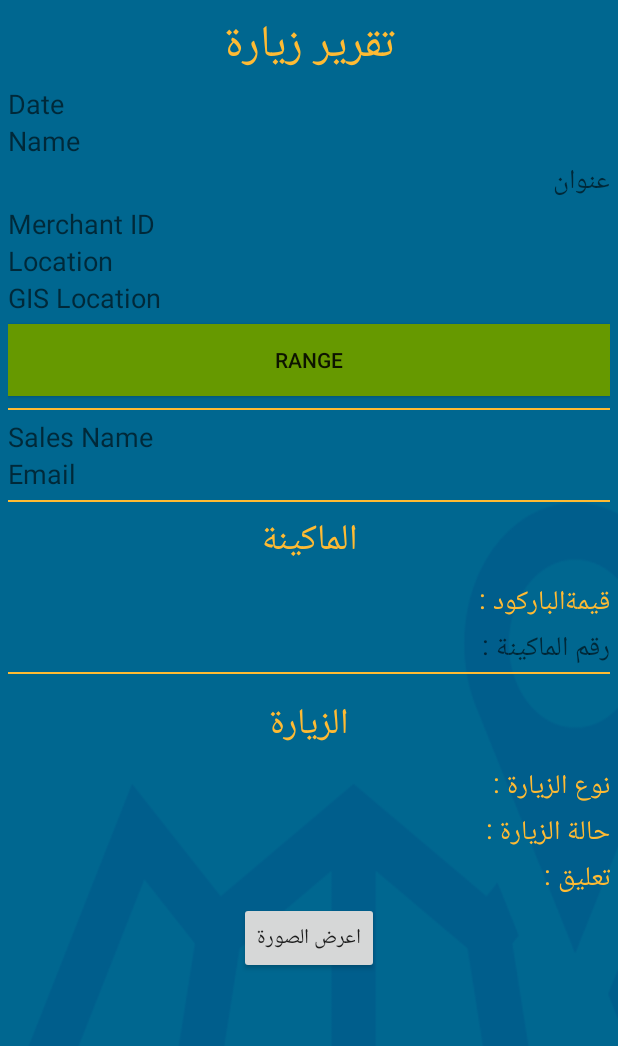
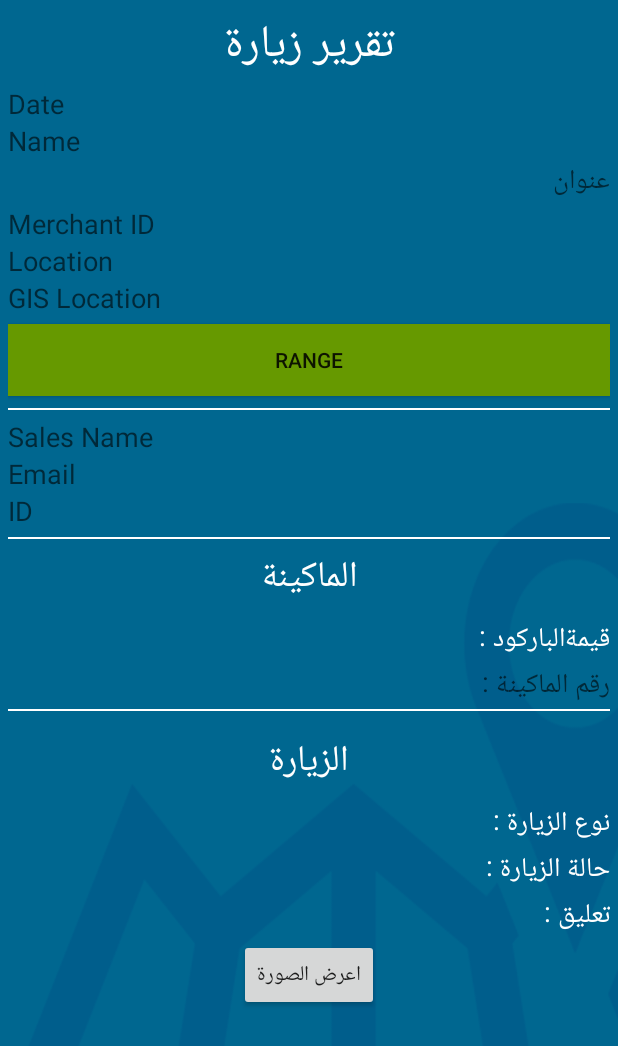
Before and after one commit to ahmedelkashef/fawryfinal, an Android app: the layout view_report.xml on its own in the app's theme, with its tools: preview values and no code run, on a phone screen of 412 x 824 dp. Shown: the top 1046 px of the screen. Run offline under Robolectric (Android 15) with nearby library versions, the phone set to English and light mode, and no system bars.

```diff
--- a/app/src/main/java/com/example/cloudypedia/fawrysurveillanceapp/Activites/SignInActivity.java
+++ b/app/src/main/java/com/example/cloudypedia/fawrysurveillanceapp/Activites/SignInActivity.java
@@ -62,13 +62,12 @@ public class SignInActivity extends AppCompatActivity implements
         findViewById(R.id.sign_out_button).setOnClickListener(this);
         findViewById(R.id.go_to_MainActivity).setOnClickListener(this);
 
-        if(Utility.getPreferredEmail(this) != null &&isreturnfromhome==false)
+        if(Utility.getPreferredEmail(this) != null && isreturnfromhome == false)
         {
             goToMainActivity();
         }
         if(isreturnfromhome){
             updateUI(true);
-
         }
 
         // [START configure_signin]
@@ -139,7 +138,7 @@ public class SignInActivity extends AppCompatActivity implements
             if(acct.getEmail().toLowerCase().contains("@fawry-retail.com"))
             {
                 Utility.setPreferredEmail(SignInActivity.this, acct.getEmail());
-                Utility.setPreferredId(SignInActivity.this, acct.getId());
+               //Utility.setPreferredId(SignInActivity.this, acct.getId());
                 Utility.setPreferredName(SignInActivity.this, acct.getDisplayName());
                 Utility.setPreferredIdToken(SignInActivity.this, acct.getIdToken());
             }
--- a/app/src/main/java/com/example/cloudypedia/fawrysurveillanceapp/Activites/ViewReportActivity.java
+++ b/app/src/main/java/com/example/cloudypedia/fawrysurveillanceapp/Activites/ViewReportActivity.java
@@ -54,8 +54,8 @@ public class ViewReportActivity extends AppCompatActivity {
         merchantId = (TextView) findViewById(R.id.MerchantID_txt);
         merchantId.setText("الباركود : " + report.getTerminalSerial());
 
-      /*  salesId = (TextView) findViewById(R.id.salesId_txt);
-        salesId.setText("رقم المندوب : " + report.getSalesID());*/
+        salesId = (TextView) findViewById(R.id.salesId_txt);
+        salesId.setText("رقم المندوب : " + report.getSalesID());
 
         salesName = (TextView) findViewById(R.id.salesName_txt);
         salesName.setText("اسم المندوب : " + report.getSalesName());
--- a/app/src/main/java/com/example/cloudypedia/fawrysurveillanceapp/Activites/VistsActivity.java
+++ b/app/src/main/java/com/example/cloudypedia/fawrysurveillanceapp/Activites/VistsActivity.java
@@ -250,7 +250,7 @@ public class VistsActivity extends AppCompatActivity {
                 if (!jsonObject.get("indexedCustomFields").equals(null)) {
                     JSONObject indexedCustomFields = (JSONObject) jsonObject.get("indexedCustomFields");
                     r.setBarcode(indexedCustomFields.get("barcode").toString());
-                  //  r.setSalesID(indexedCustomFields.get("salesId").toString());
+                   r.setSalesID(indexedCustomFields.get("salesId").toString());
                     r.setRange(indexedCustomFields.get("range").toString());
                     r.setSalesName(indexedCustomFields.get("salesName").toString());
                     r.setIncidentType(indexedCustomFields.get("incidentType").toString());
--- a/app/src/main/res/layout/actionbar.xml
+++ b/app/src/main/res/layout/actionbar.xml
@@ -11,7 +11,9 @@
         android:layout_width="fill_parent"
         android:layout_height="wrap_content"
         android:weightSum="6"
-        >
+        android:layout_alignParentTop="true"
+        android:layout_alignParentLeft="true"
+        android:layout_alignParentStart="true">
 
 
         <ImageView
@@ -36,7 +38,7 @@
                 android:scaleType="fitCenter"
                 android:layout_gravity="end"
                 android:id="@+id/homeButton"
-                android:background="@color/background_color"
+                android:background="@android:color/transparent"
 
                />
         </LinearLayout>
--- a/app/src/main/res/layout/view_report.xml
+++ b/app/src/main/res/layout/view_report.xml
@@ -24,7 +24,7 @@
                 android:textSize="30sp"
                 android:textAlignment="center"
                 android:fontFamily="sans-serif"
-                android:textColor="@android:color/holo_orange_light"
+                android:textColor="@color/text_color"
              />
             <LinearLayout
                 android:layout_width="match_parent"
@@ -39,7 +39,7 @@
                     android:fontFamily="sans-serif"
                     android:textSize="18sp"
                     android:layout_weight="0.05"
-                    android:textColor="@android:color/holo_orange_light"/>
+                    android:textColor="@color/text_color" />
                 <TextView
                     android:layout_width="match_parent"
                     android:layout_height="wrap_content"
@@ -48,7 +48,7 @@
                     android:fontFamily="sans-serif"
                     android:textSize="18sp"
                     android:layout_weight="0.05"
-                    android:textColor="@android:color/holo_orange_light"/>
+                    android:textColor="@color/text_color" />
 
 
                 <TextView
@@ -59,7 +59,7 @@
                     android:fontFamily="sans-serif"
                     android:textSize="18sp"
                     android:layout_weight="0.05"
-                    android:textColor="@android:color/holo_orange_light"/>
+                    android:textColor="@color/text_color" />
                 <TextView
                     android:layout_width="match_parent"
                     android:layout_height="wrap_content"
@@ -68,7 +68,7 @@
                     android:fontFamily="sans-serif"
                     android:textSize="18sp"
                     android:layout_weight="0.05"
-                    android:textColor="@android:color/holo_orange_light"/>
+                    android:textColor="@color/text_color" />
 
                 <TextView
                     android:layout_width="match_parent"
@@ -78,7 +78,7 @@
                     android:fontFamily="sans-serif"
                     android:textSize="18sp"
                     android:layout_weight="0.05"
-                    android:textColor="@android:color/holo_orange_light"/>
+                    android:textColor="@color/text_color" />
 
 
                 <TextView
@@ -89,7 +89,7 @@
                     android:fontFamily="sans-serif"
                     android:textSize="18sp"
                     android:layout_weight="0.05"
-                    android:textColor="@android:color/holo_orange_light"
+                    android:textColor="@color/text_color"
                     android:clickable="false"/>
             </LinearLayout>
             <Button
@@ -103,7 +103,7 @@
                 android:layout_width="match_parent"
                 android:layout_height="1dp"
                 android:layout_marginTop="8dp"
-                android:background="@android:color/holo_orange_light" />
+                android:background="@color/text_color"  />
             <LinearLayout
                 android:layout_width="match_parent"
                 android:layout_height="wrap_content"
@@ -118,7 +118,7 @@
                     android:textSize="18sp"
                     android:hint="Sales Name"
                     android:layout_weight="0.05"
-                    android:textColor="@android:color/holo_orange_light"/>
+                    android:textColor="@color/text_color" />
 
 
                 <TextView
@@ -129,8 +129,7 @@
                     android:textSize="18sp"
                     android:hint="Email"
                     android:layout_weight="0.05"
-                    android:textColor="@android:color/holo_orange_light"/>
-<!--
+                    android:textColor="@color/text_color" />
                 <TextView
                     android:layout_width="match_parent"
                     android:layout_height="wrap_content"
@@ -139,12 +138,12 @@
                     android:textSize="18sp"
                     android:hint="ID"
                     android:layout_weight="0.05"
-                    android:textColor="@android:color/holo_orange_light"/>-->
+                    android:textColor="@color/text_color" />
             </LinearLayout>
             <View
                 android:layout_width="match_parent"
                 android:layout_height="1dp"
-                android:background="@android:color/holo_orange_light" />
+                android:background="@color/text_color"  />
 
             <TextView
                 android:layout_width="match_parent"
@@ -153,7 +152,7 @@
                 android:padding="5dp"
                 android:text="الماكينة"
                 android:textSize="24sp"
-                android:textColor="@android:color/holo_orange_light"
+                android:textColor="@color/text_color"
                 android:layout_weight="0.05"/>
 
 
@@ -165,7 +164,7 @@
                 android:textSize="18sp"
                 android:layout_weight="0.05"
                 android:text="قيمةالباركود : "
-                android:textColor="@android:color/holo_orange_light"
+                android:textColor="@color/text_color"
                 />
             <TextView
                 android:layout_width="match_parent"
@@ -175,7 +174,7 @@
                 android:fontFamily="sans-serif"
                 android:textSize="18sp"
                 android:layout_weight="0.05"
-                android:textColor="@android:color/holo_orange_light"/>
+                android:textColor="@color/text_color" />
 
 
             <View
@@ -183,7 +182,7 @@
                 android:layout_height="1dp"
                 android:layout_marginBottom="8dp"
                 android:paddingTop="8dp"
-                android:background="@android:color/holo_orange_light" />
+                android:background="@color/text_color"  />
 
             <TextView
                 android:layout_width="match_parent"
@@ -192,7 +191,7 @@
                 android:padding="5dp"
                 android:text="الزيارة"
                 android:textSize="24sp"
-                android:textColor="@android:color/holo_orange_light"
+                android:textColor="@color/text_color"
                 android:layout_weight="0.05"
                 android:id="@+id/textView4" />
             <!--    <Button
@@ -225,7 +224,7 @@
                               android:id="@+id/textView2"
                               android:textAlignment="center"
                               android:textSize="30sp"
-                              android:textColor="@android:color/holo_orange_light"
+                              android:textColor="@color/text_color"
                               android:layout_marginBottom="16dp"/>-->
                 <LinearLayout
                     android:layout_width="match_parent"
@@ -244,7 +243,7 @@
                         android:id="@+id/type_txt"
 
                         android:textSize="18sp"
-                        android:textColor="@android:color/holo_orange_light" />
+                        android:textColor="@color/text_color"  />
 
                     <TextView
                         android:layout_width="match_parent"
@@ -253,14 +252,14 @@
                         android:textAlignment="textStart"
                         android:layout_gravity="start"
                         android:id="@+id/status_txt"
-                        android:textColor="@android:color/holo_orange_light"
+                        android:textColor="@color/text_color"
                         android:textSize="18sp"/>
                     <TextView
                         android:layout_width="match_parent"
                         android:layout_height="wrap_content"
                         android:text="تعليق :"
-                        android:textColor="@android:color/holo_orange_light"
-                        android:textColorHint="@android:color/holo_orange_light"
+                        android:textColor="@color/text_color"
+                        android:textColorHint="@color/text_color"
                         android:id="@+id/comment_txt"
                         android:textSize="18sp" />
 
--- a/app/src/main/res/values/colors.xml
+++ b/app/src/main/res/values/colors.xml
@@ -1,6 +1,7 @@
 <?xml version="1.0" encoding="utf-8"?>
 <resources>
-    <color name="colorPrimary">#3F51B5</color>
+    <color name="colorPrimary">#0987bd</color>
+<!--    <color name="colorPrimary">#3F51B5</color>-->
     <color name="colorPrimaryDark">#303F9F</color>
     <color name="colorAccent">#FF4081</color>
     <color name="my_spinner_text_color">@android:color/holo_orange_light</color>
@@ -12,5 +13,7 @@
     <color name="table_cell_background">#ECEFF1</color>
     <color name="date_color_text">#329fd6</color>
     <color name="background_color">#ffd200</color>
+    <color name="text_color">#ffffff</color>
+
 
 </resources>
--- a/app/src/main/res/values/strings.xml
+++ b/app/src/main/res/values/strings.xml
@@ -21,7 +21,7 @@
         <item> اخري </item>
     </string-array>
 
-    <string name="signed_in_fmt">Signed in as: </string>
+    <string name="signed_in_fmt">Signed in as :  </string>
     <string name="signed_in">Signed in</string>
     <string name="signing_in">Signing in…</string>
     <string name="signed_out">Signed out</string>
--- a/app/src/main/res/values/styles.xml
+++ b/app/src/main/res/values/styles.xml
@@ -8,7 +8,8 @@
         <item name="colorAccent">@color/colorAccent</item>
     </style>
     <style name="mySpinnerItemStyle" parent="Widget.AppCompat.DropDownItem.Spinner">
-        <item name="android:textColor">@color/my_spinner_text_color</item>
+        <item name="android:textColor">@color/text_color</item>
+        <item name="android:colorBackground">@color/date_color_text</item>
     </style>
 
         <style name="ThemeOverlay.MyNoTitleActivity" parent="AppTheme">
```
Also changed, not shown: app/src/main/java/com/example/cloudypedia/fawrysurveillanceapp/Activites/ReportActivity.java (+4 -4 lines), app/src/main/java/com/example/cloudypedia/fawrysurveillanceapp/Utility.java (+24 -17 lines), app/src/main/res/layout/reportlayout.xml (+21 -21 lines).
